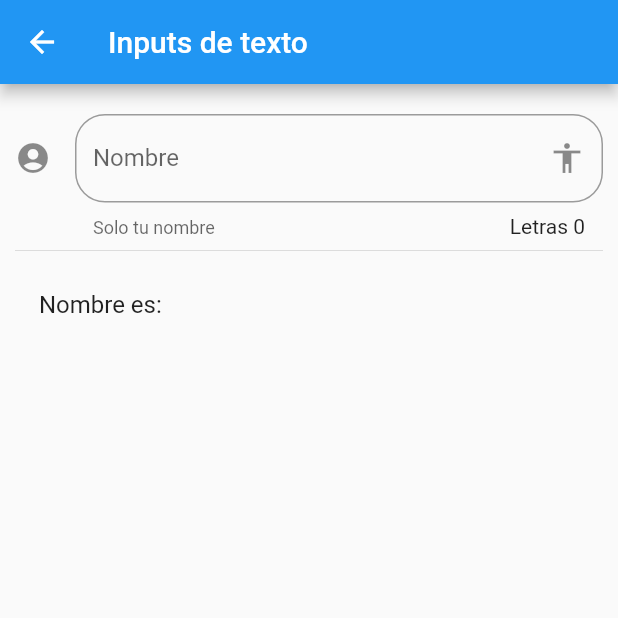
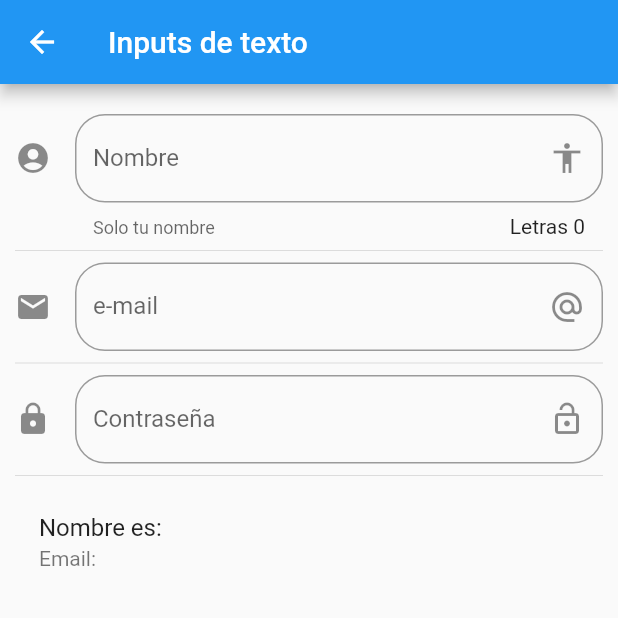
Before and after one commit to jalfonsosuarez/Flutter-Componentes, a Flutter app: the InputPage screen opened by its route, on a phone screen of 412 x 824 dp, the top half of it. Run offline on Flutter 3.47's test engine with Material 2 defaults, Android fonts, the phone set to English and light mode, and no system bars.

Commit message:
Input email y password.

```diff
--- a/lib/src/pages/input_page.dart
+++ b/lib/src/pages/input_page.dart
@@ -9,7 +9,9 @@ class InputPage extends StatefulWidget {
 
 class _InputPageState extends State<InputPage> {
 
-  String _nombre = '';
+  String _nombre    = '';
+  String _email     = '';
+  String _password  = '';
 
   @override
   Widget build(BuildContext context) {
@@ -21,6 +23,10 @@ class _InputPageState extends State<InputPage> {
         padding: EdgeInsets.symmetric(horizontal: 10.0, vertical: 20.0),
         children: <Widget>[
           _crearInput(),
+          Divider(),
+          _crearEmail(),
+          Divider(),
+          _crearPassword(),
           Divider(),
           _crearPersona(),
         ],
@@ -56,13 +62,67 @@ class _InputPageState extends State<InputPage> {
 
   }
 
-  Widget _crearPersona() {
+  Widget _crearEmail() {
 
-    return ListTile(
-      title: Text( 'Nombre es: $_nombre' ),
+    return TextField(
+      keyboardType: TextInputType.emailAddress,
+      decoration: InputDecoration(
+        border: OutlineInputBorder(
+          borderRadius: BorderRadius.circular( 20.0 ),
+
+        ),
+        hintText: 'e-mail' ,
+        labelText: 'e-mail',
+        suffixIcon: Icon( Icons.alternate_email ),
+        icon: Icon( Icons.email ),
+      ),
+      onChanged: (valor){
+        setState(() {
+
+          _email = valor;
+
+        });
+      },
     );
 
   }
 
 
+  Widget _crearPassword() {
+
+    return TextField(
+      obscureText: true,
+      decoration: InputDecoration(
+        border: OutlineInputBorder(
+          borderRadius: BorderRadius.circular( 20.0 ),
+
+        ),
+        hintText: 'Contraseña' ,
+        labelText: 'Contraseña',
+        suffixIcon: Icon( Icons.lock_open ),
+        icon: Icon( Icons.lock ),
+      ),
+      onChanged: (valor){
+        setState(() {
+
+          _password = valor;
+
+        });
+      },
+    );
+
+  }
+
+  Widget _crearPersona() {
+
+    return ListTile(
+      title: Text( 'Nombre es: $_nombre' ),
+      subtitle: Text( 'Email: $_email'),
+    );
+
+  }
+
+
+
+
 }
```
